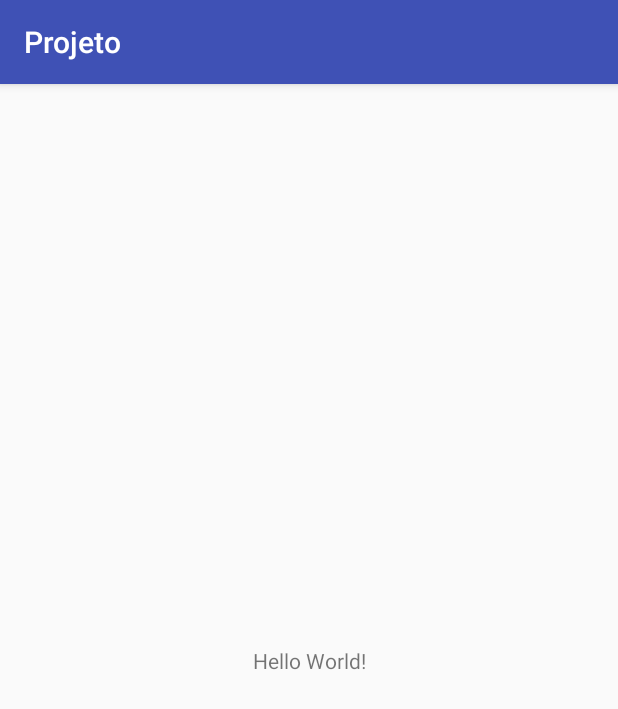
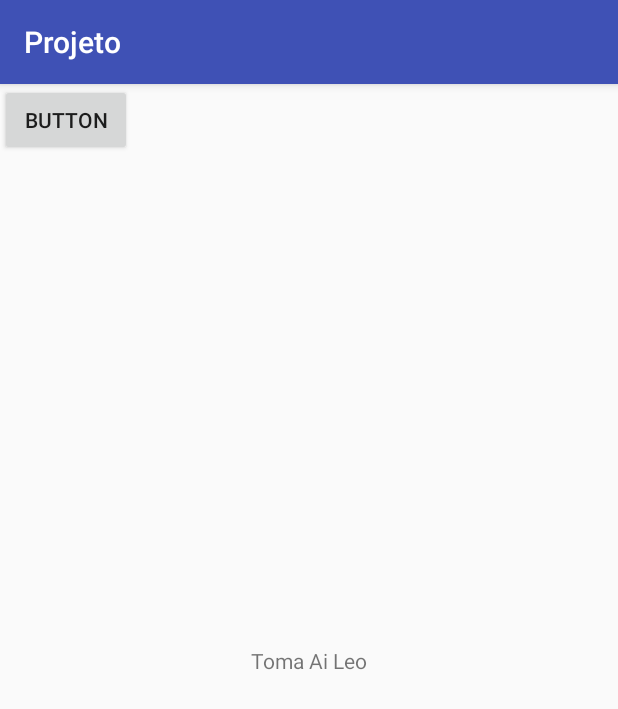
Before and after one commit to pingubr/trabalho, an Android app: the screen it shows after launch (MainActivity), on a phone screen of 412 x 824 dp. Shown: the top 709 px of the screen. Run offline under Robolectric (Android 15) with nearby library versions, the phone set to English and light mode, and no system bars.

```diff
--- a/Projeto/app/src/main/res/layout/activity_main.xml
+++ b/Projeto/app/src/main/res/layout/activity_main.xml
@@ -9,10 +9,18 @@
     <TextView
         android:layout_width="wrap_content"
         android:layout_height="wrap_content"
-        android:text="Hello World!"
+        android:text="Toma Ai Leo"
         app:layout_constraintBottom_toBottomOf="parent"
         app:layout_constraintLeft_toLeftOf="parent"
         app:layout_constraintRight_toRightOf="parent"
         app:layout_constraintTop_toTopOf="parent" />
 
+    <Button
+        android:id="@+id/button"
+        android:layout_width="wrap_content"
+        android:layout_height="wrap_content"
+        android:text="Button"
+        tools:layout_editor_absoluteX="160dp"
+        tools:layout_editor_absoluteY="385dp" />
+
 </android.support.constraint.ConstraintLayout>
```
Also changed, not shown: 1 other file.
